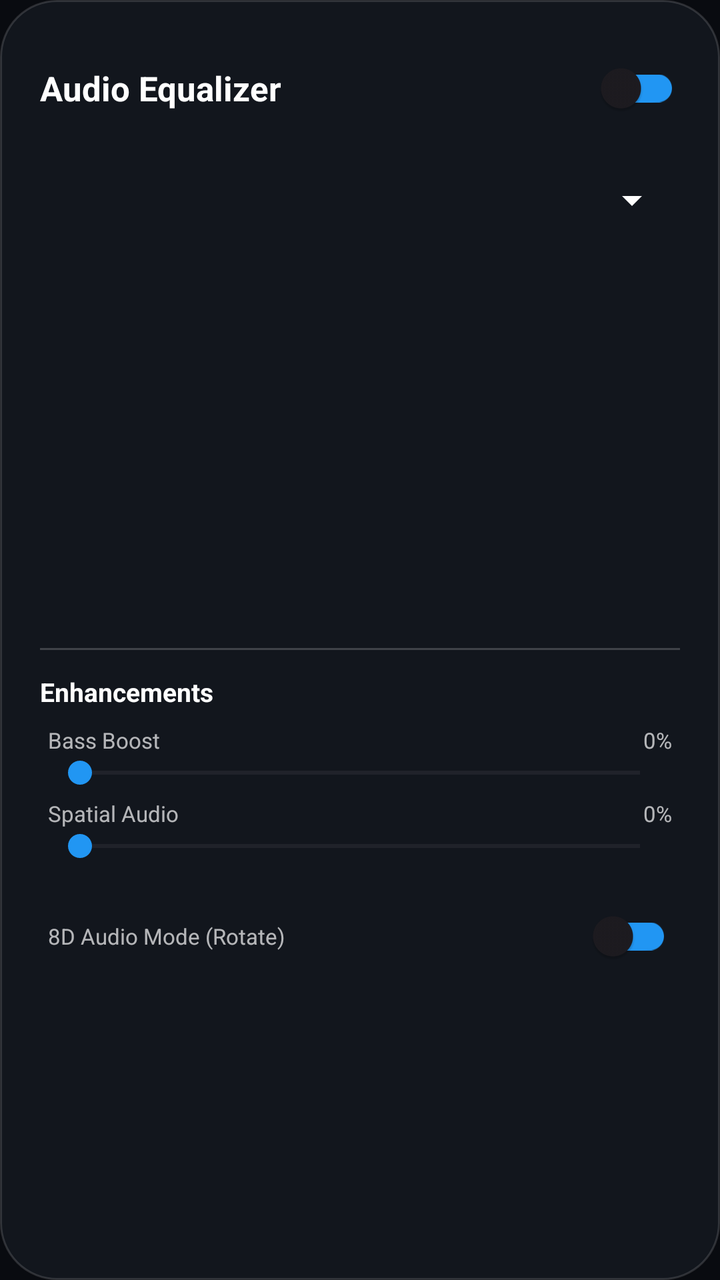
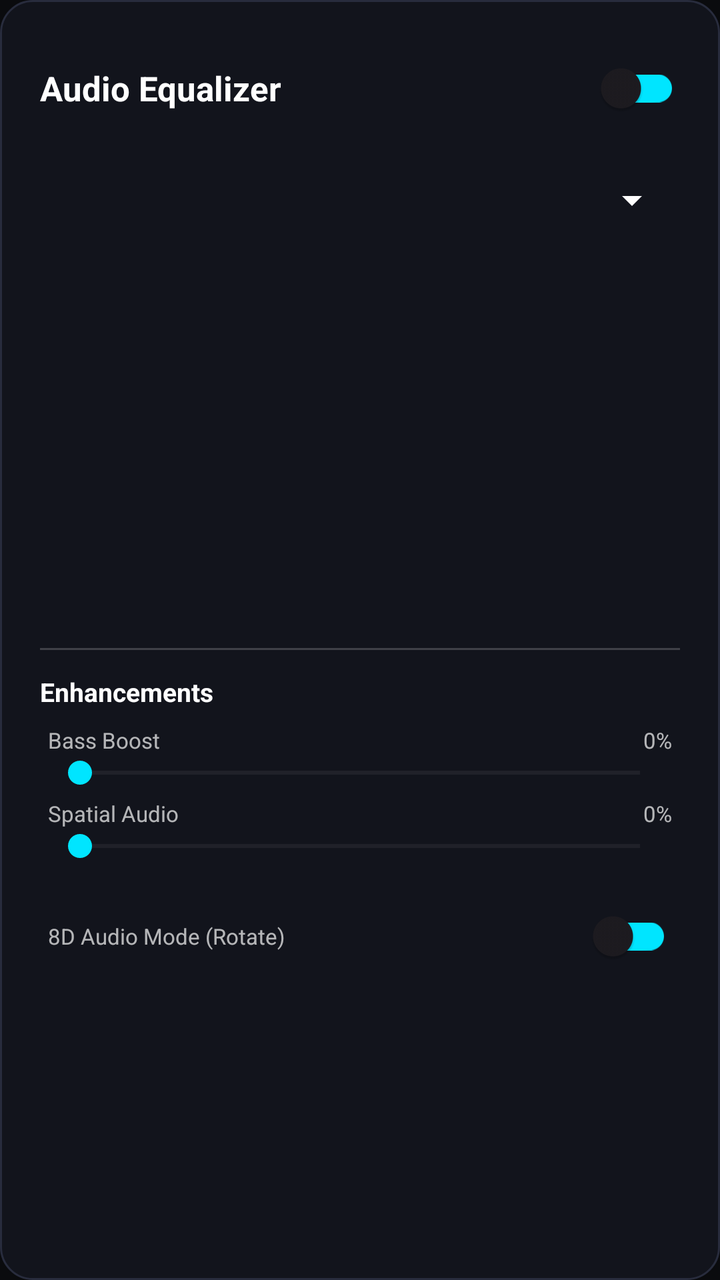

The first picture is an Android layout as it rendered before a commit; the second is the same layout after the commit. The layout source and the unified diff follow.
<!-- AndroidManifest.xml: application theme Theme.MyJanDergyMusic -->
<!-- res/layout/dialog_equalizer.xml -->
<?xml version="1.0" encoding="utf-8"?>
<LinearLayout xmlns:android="http://schemas.android.com/apk/res/android"
    xmlns:app="http://schemas.android.com/apk/res-auto"
    android:layout_width="match_parent"
    android:layout_height="wrap_content"
    android:background="@drawable/bg_glass_panel"
    android:orientation="vertical"
    android:padding="20dp">

    
    <RelativeLayout
        android:layout_width="match_parent"
        android:layout_height="wrap_content"
        android:layout_marginBottom="12dp">

        <TextView
            android:layout_width="wrap_content"
            android:layout_height="wrap_content"
            android:text="Audio Equalizer"
            android:textColor="@android:color/white"
            android:textSize="17sp"
            android:textStyle="bold"
            android:layout_alignParentStart="true"
            android:layout_centerVertical="true" />

        <androidx.appcompat.widget.SwitchCompat
            android:id="@+id/eq_switch"
            android:layout_width="wrap_content"
            android:layout_height="wrap_content"
            android:layout_alignParentEnd="true"
            android:thumbTint="@color/logo_blue"
            app:trackTint="@color/logo_blue" />
    </RelativeLayout>

    
    <Spinner
        android:id="@+id/preset_spinner"
        android:layout_width="match_parent"
        android:layout_height="40dp"
        android:backgroundTint="@android:color/white"
        android:layout_marginBottom="12dp"
        android:overlapAnchor="false"
        android:spinnerMode="dropdown" />

    
    <ScrollView
        android:layout_width="match_parent"
        android:layout_height="180dp"
        android:fadeScrollbars="false"
        android:scrollbars="vertical">

        <LinearLayout
            android:id="@+id/bands_list"
            android:layout_width="match_parent"
            android:layout_height="wrap_content"
            android:orientation="vertical" />
    </ScrollView>

    
    <View
        android:layout_width="match_parent"
        android:layout_height="1dp"
        android:layout_marginVertical="12dp"
        android:background="#30FFFFFF" />

    
    <TextView
        android:layout_width="wrap_content"
        android:layout_height="wrap_content"
        android:text="Enhancements"
        android:textColor="@android:color/white"
        android:textSize="13sp"
        android:textStyle="bold"
        android:layout_marginBottom="8dp" />

    
    <RelativeLayout
        android:layout_width="match_parent"
        android:layout_height="wrap_content"
        android:paddingHorizontal="4dp">

        <TextView
            android:id="@+id/bass_boost_label"
            android:layout_width="wrap_content"
            android:layout_height="wrap_content"
            android:text="Bass Boost"
            android:textColor="#B0FFFFFF"
            android:textSize="11sp" />

        <TextView
            android:id="@+id/bass_boost_value"
            android:layout_width="wrap_content"
            android:layout_height="wrap_content"
            android:layout_alignParentEnd="true"
            android:text="0%"
            android:textColor="#B0FFFFFF"
            android:textSize="11sp" />

        <SeekBar
            android:id="@+id/bass_boost_seekbar"
            android:layout_width="match_parent"
            android:layout_height="wrap_content"
            android:layout_below="@id/bass_boost_label"
            android:max="1000"
            android:progressTint="@color/logo_blue"
            android:thumbTint="@color/logo_blue" />
    </RelativeLayout>

    
    <RelativeLayout
        android:layout_width="match_parent"
        android:layout_height="wrap_content"
        android:layout_marginTop="4dp"
        android:paddingHorizontal="4dp">

        <TextView
            android:id="@+id/spatializer_label"
            android:layout_width="wrap_content"
            android:layout_height="wrap_content"
            android:text="Spatial Audio"
            android:textColor="#B0FFFFFF"
            android:textSize="11sp" />

        <TextView
            android:id="@+id/spatializer_value"
            android:layout_width="wrap_content"
            android:layout_height="wrap_content"
            android:layout_alignParentEnd="true"
            android:text="0%"
            android:textColor="#B0FFFFFF"
            android:textSize="11sp" />

        <SeekBar
            android:id="@+id/spatializer_seekbar"
            android:layout_width="match_parent"
            android:layout_height="wrap_content"
            android:layout_below="@id/spatializer_label"
            android:max="1000"
            android:progressTint="@color/logo_blue"
            android:thumbTint="@color/logo_blue" />
    </RelativeLayout>

    
    <RelativeLayout
        android:layout_width="match_parent"
        android:layout_height="wrap_content"
        android:layout_marginTop="12dp"
        android:paddingHorizontal="4dp">

        <TextView
            android:layout_width="wrap_content"
            android:layout_height="wrap_content"
            android:text="8D Audio Mode (Rotate)"
            android:textColor="#B0FFFFFF"
            android:textSize="11sp"
            android:layout_centerVertical="true" />

        <androidx.appcompat.widget.SwitchCompat
            android:id="@+id/eight_d_switch"
            android:layout_width="wrap_content"
            android:layout_height="wrap_content"
            android:layout_alignParentEnd="true"
            android:thumbTint="@color/logo_blue"
            app:trackTint="@color/logo_blue" />
    </RelativeLayout>
</LinearLayout>
<!-- resources referenced by this layout -->
<resources>
  <color name="logo_blue">#2196F3</color>
  <!-- drawable bg_glass_panel (drawable) -->
  <?xml version="1.0" encoding="utf-8"?>
  
  <shape xmlns:android="http://schemas.android.com/apk/res/android">
      <solid android:color="@color/surface_panel" />
      <corners android:radius="28dp" />
      <stroke
          android:width="1dp"
          android:color="@color/glass_stroke" />
  </shape>
  <style name="Theme.MyJanDergyMusic" parent="Base.Theme.MyJanDergyMusic" />
  <color name="surface_panel">#D9151820</color>
  <color name="glass_stroke">#24FFFFFF</color>
  <style name="Base.Theme.MyJanDergyMusic" parent="Theme.Material3.DayNight.NoActionBar">
          
          <item name="colorPrimary">@color/logo_blue</item>
          <item name="android:windowBackground">@color/surface_dark</item>
          <item name="android:statusBarColor">@android:color/transparent</item>
          <item name="android:navigationBarColor">@android:color/transparent</item>
      </style>
  <color name="surface_dark">#FF090B10</color>
</resources>

<!-- the commit's change to res/layout/dialog_equalizer.xml (unified diff, before → after) -->
@@ -28,8 +28,8 @@
             android:layout_width="wrap_content"
             android:layout_height="wrap_content"
             android:layout_alignParentEnd="true"
-            android:thumbTint="@color/logo_blue"
-            app:trackTint="@color/logo_blue" />
+            android:thumbTint="@color/accent_neon"
+            app:trackTint="@color/accent_neon" />
     </RelativeLayout>
 
     
@@ -102,8 +102,8 @@
             android:layout_height="wrap_content"
             android:layout_below="@id/bass_boost_label"
             android:max="1000"
-            android:progressTint="@color/logo_blue"
-            android:thumbTint="@color/logo_blue" />
+            android:progressTint="@color/accent_neon"
+            android:thumbTint="@color/accent_neon" />
     </RelativeLayout>
 
     
@@ -136,8 +136,8 @@
             android:layout_height="wrap_content"
             android:layout_below="@id/spatializer_label"
             android:max="1000"
-            android:progressTint="@color/logo_blue"
-            android:thumbTint="@color/logo_blue" />
+            android:progressTint="@color/accent_neon"
+            android:thumbTint="@color/accent_neon" />
     </RelativeLayout>
 
     
@@ -160,7 +160,7 @@
             android:layout_width="wrap_content"
             android:layout_height="wrap_content"
             android:layout_alignParentEnd="true"
-            android:thumbTint="@color/logo_blue"
-            app:trackTint="@color/logo_blue" />
+            android:thumbTint="@color/accent_neon"
+            app:trackTint="@color/accent_neon" />
     </RelativeLayout>
 </LinearLayout>
<!-- resource entries referenced after the edit -->
@@ -1,19 +1,20 @@
 <!-- resources referenced by this layout -->
 <resources>
-  <color name="logo_blue">#2196F3</color>
+  <color name="accent_neon">#FF00E5FF</color>
+  <color name="logo_blue">#FF00E5FF</color>
   <!-- drawable bg_glass_panel (drawable) -->
   <?xml version="1.0" encoding="utf-8"?>
   
   <shape xmlns:android="http://schemas.android.com/apk/res/android">
       <solid android:color="@color/surface_panel" />
-      <corners android:radius="28dp" />
+      <corners android:radius="16dp" />
       <stroke
           android:width="1dp"
           android:color="@color/glass_stroke" />
   </shape>
   <style name="Theme.MyJanDergyMusic" parent="Base.Theme.MyJanDergyMusic" />
-  <color name="surface_panel">#D9151820</color>
-  <color name="glass_stroke">#24FFFFFF</color>
+  <color name="surface_panel">#FF12141C</color>
+  <color name="glass_stroke">#FF282C3D</color>
   <style name="Base.Theme.MyJanDergyMusic" parent="Theme.Material3.DayNight.NoActionBar">
           
           <item name="colorPrimary">@color/logo_blue</item>
@@ -21,6 +22,6 @@
           <item name="android:statusBarColor">@android:color/transparent</item>
           <item name="android:navigationBarColor">@android:color/transparent</item>
       </style>
-  <color name="surface_dark">#FF090B10</color>
+  <color name="surface_dark">#FF0A0B0E</color>
 </resources>
 
